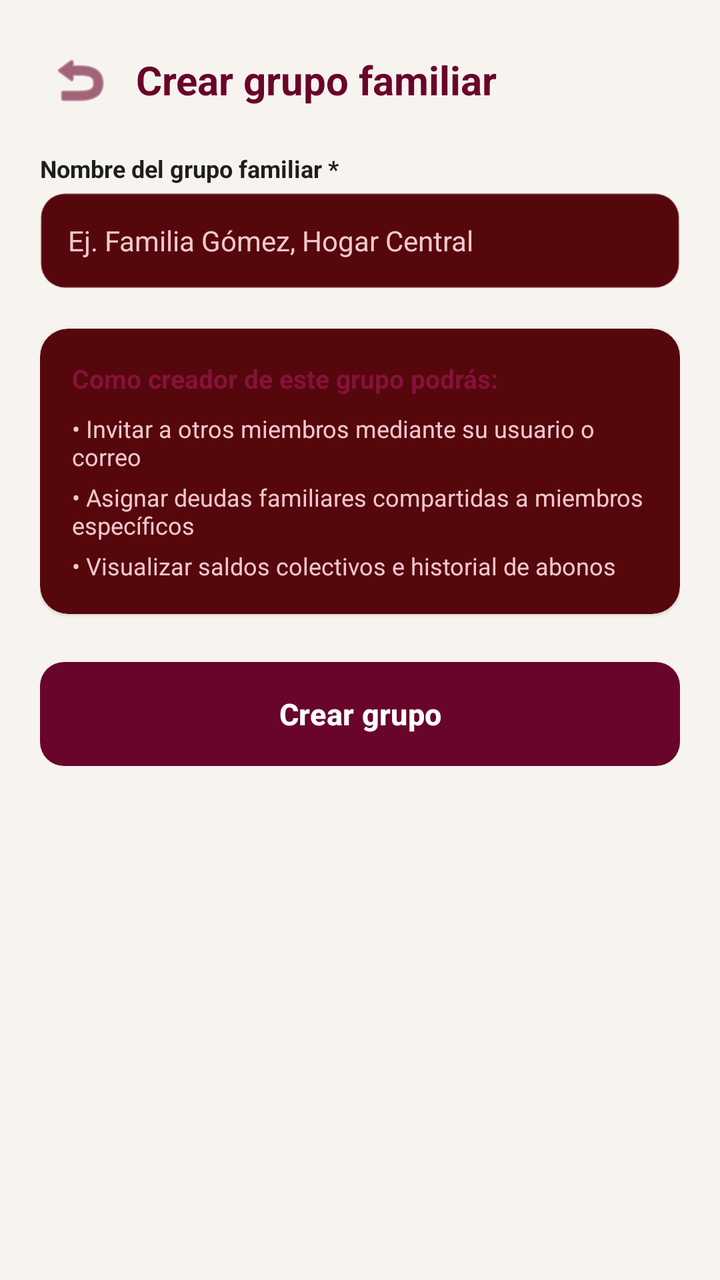
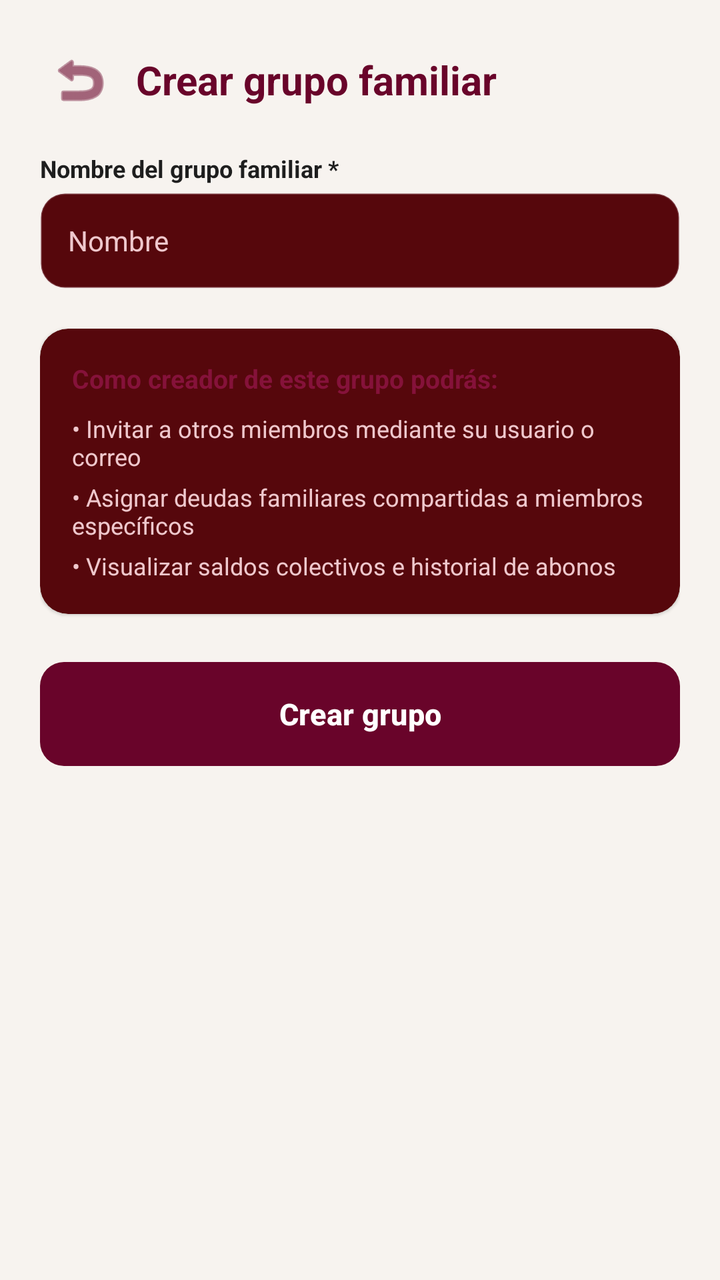

Two renders of the same Android screen: before a commit and after it. Below are the layout's source before the change and the commit's diff.
<!-- AndroidManifest.xml: application theme Theme.Freyr -->
<!-- res/layout/activity_create_family_group.xml -->
<?xml version="1.0" encoding="utf-8"?>
<ScrollView xmlns:android="http://schemas.android.com/apk/res/android"
    xmlns:app="http://schemas.android.com/apk/res-auto"
    android:layout_width="match_parent"
    android:layout_height="match_parent"
    android:fillViewport="true"
    android:background="@color/freyr_background">

    <LinearLayout
        android:layout_width="match_parent"
        android:layout_height="wrap_content"
        android:orientation="vertical"
        android:padding="20dp">

        <LinearLayout
            android:layout_width="match_parent"
            android:layout_height="wrap_content"
            android:orientation="horizontal"
            android:gravity="center_vertical"
            android:layout_marginBottom="16dp">

            <ImageButton
                android:id="@+id/btn_atras"
                android:layout_width="40dp"
                android:layout_height="40dp"
                android:background="?attr/selectableItemBackgroundBorderless"
                android:src="@android:drawable/ic_menu_revert"
                android:contentDescription="@string/btn_back"
                app:tint="@color/freyr_primary" />

            <TextView
                android:layout_width="wrap_content"
                android:layout_height="wrap_content"
                android:text="@string/title_create_group"
                android:textColor="@color/freyr_primary"
                android:textSize="20sp"
                android:textStyle="bold"
                android:layout_marginStart="8dp" />
        </LinearLayout>

        <TextView
            android:id="@+id/tx_error"
            android:layout_width="match_parent"
            android:layout_height="wrap_content"
            android:textColor="#D32F2F"
            android:textSize="12sp"
            android:visibility="gone"
            android:layout_marginBottom="12dp" />

        <TextView
            android:layout_width="wrap_content"
            android:layout_height="wrap_content"
            android:layout_marginBottom="4dp"
            android:text="@string/label_group_name"
            android:textColor="@color/freyr_card_bg"
            android:textSize="12sp"
            android:textStyle="bold" />

        <EditText
            android:id="@+id/et_name_grupo"
            android:layout_width="match_parent"
            android:layout_height="48dp"
            android:background="@drawable/bg_edit_text"
            android:hint="@string/hint_group_name"
            android:inputType="textCapWords"
            android:maxLines="1"
            android:textColor="@color/freyr_text_primary"
            android:textSize="14sp"
            android:layout_marginBottom="20dp" />

        <androidx.cardview.widget.CardView
            android:layout_width="match_parent"
            android:layout_height="wrap_content"
            app:cardCornerRadius="14dp"
            app:cardElevation="1dp"
            app:cardBackgroundColor="@color/freyr_surface"
            android:layout_marginBottom="24dp">

            <LinearLayout
                android:layout_width="match_parent"
                android:layout_height="wrap_content"
                android:orientation="vertical"
                android:padding="16dp">

                <TextView
                    android:layout_width="wrap_content"
                    android:layout_height="wrap_content"
                    android:layout_marginBottom="8dp"
                    android:text="Como creador de este grupo podrás:"
                    android:textColor="@color/freyr_primary_light"
                    android:textSize="13sp"
                    android:textStyle="bold" />

                <TextView
                    android:layout_width="wrap_content"
                    android:layout_height="wrap_content"
                    android:text="• Invitar a otros miembros mediante su usuario o correo"
                    android:textColor="@color/freyr_text_secondary"
                    android:textSize="12sp"
                    android:layout_marginBottom="4dp" />

                <TextView
                    android:layout_width="wrap_content"
                    android:layout_height="wrap_content"
                    android:text="• Asignar deudas familiares compartidas a miembros específicos"
                    android:textColor="@color/freyr_text_secondary"
                    android:textSize="12sp"
                    android:layout_marginBottom="4dp" />

                <TextView
                    android:layout_width="wrap_content"
                    android:layout_height="wrap_content"
                    android:text="• Visualizar saldos colectivos e historial de abonos"
                    android:textColor="@color/freyr_text_secondary"
                    android:textSize="12sp" />
            </LinearLayout>
        </androidx.cardview.widget.CardView>

        <Button
            android:id="@+id/btn_guardar_grupo"
            android:layout_width="match_parent"
            android:layout_height="52dp"
            android:background="@drawable/bg_button_primary"
            android:text="@string/btn_submit_group"
            android:textColor="#FFFFFF"
            android:textSize="15sp"
            android:textStyle="bold"
            app:backgroundTint="@null" />

    </LinearLayout>
</ScrollView>
<!-- resources referenced by this layout -->
<resources>
  <color name="freyr_background">#F7F3EF</color>
  <color name="freyr_card_bg">#1E1E1E</color>
  <color name="freyr_primary">#69042A</color>
  <color name="freyr_primary_light">#85123A</color>
  <color name="freyr_surface">#56070C</color>
  <color name="freyr_text_primary">#E1CCD4</color>
  <color name="freyr_text_secondary">#F6F5CFD4</color>
  <!-- drawable bg_button_primary (drawable) -->
  <?xml version="1.0" encoding="utf-8"?>
  <ripple xmlns:android="http://schemas.android.com/apk/res/android"
      android:color="#33FFFFFF">
      <item>
          <shape android:shape="rectangle">
              <corners android:radius="12dp" />
              <solid android:color="@color/freyr_primary" />
          </shape>
      </item>
  </ripple>
  <!-- drawable bg_edit_text (drawable) -->
  <?xml version="1.0" encoding="utf-8"?>
  <selector xmlns:android="http://schemas.android.com/apk/res/android">
      <item android:state_focused="true">
          <shape android:shape="rectangle">
              <corners android:radius="12dp" />
              <solid android:color="@color/freyr_surface" />
              <stroke android:width="2dp" android:color="@color/freyr_primary" />
              <padding android:bottom="12dp" android:left="14dp" android:right="14dp" android:top="12dp" />
          </shape>
      </item>
      <item>
          <shape android:shape="rectangle">
              <corners android:radius="12dp" />
              <solid android:color="@color/freyr_surface" />
              <stroke android:width="1dp" android:color="@color/freyr_border" />
              <padding android:bottom="12dp" android:left="14dp" android:right="14dp" android:top="12dp" />
          </shape>
      </item>
  </selector>
  <string name="btn_back">Volver</string>
  <string name="btn_submit_group">Crear grupo</string>
  <string name="hint_group_name">Ej. Familia Gómez, Hogar Central</string>
  <string name="label_group_name">Nombre del grupo familiar *</string>
  <string name="title_create_group">Crear grupo familiar</string>
  <style name="Theme.Freyr" parent="Theme.Material3.Dark.NoActionBar">
          
          <item name="colorPrimary">@color/freyr_primary</item>
          <item name="colorPrimaryDark">@color/freyr_primary_dark</item>
          <item name="colorSecondary">@color/freyr_secondary</item>
          <item name="colorOnPrimary">#FFFFFF</item>
          <item name="colorOnSecondary">@color/freyr_primary</item>
  
          
          <item name="android:colorBackground">@color/freyr_background</item>
          <item name="colorSurface">@color/freyr_surface</item>
          <item name="colorOnSurface">@color/freyr_text_primary</item>
  
          
          <item name="android:statusBarColor">@color/freyr_background</item>
          <item name="android:windowLightStatusBar">false</item>
          <item name="android:navigationBarColor">@color/freyr_background</item>
          <item name="android:windowLightNavigationBar">false</item>
          
          
          <item name="android:textColor">@color/freyr_text_primary</item>
          <item name="android:textColorHint">@color/freyr_text_secondary</item>
          <item name="colorControlNormal">@color/freyr_secondary</item>
          <item name="colorControlActivated">@color/freyr_primary</item>
      </style>
  <color name="freyr_border">#33E1CCD4</color>
  <color name="freyr_primary_dark">#4A031E</color>
  <color name="freyr_secondary">#E1CCD4</color>
</resources>

<!-- the commit's change to res/layout/activity_create_family_group.xml (unified diff, before → after) -->
@@ -61,7 +61,7 @@
             android:layout_width="match_parent"
             android:layout_height="48dp"
             android:background="@drawable/bg_edit_text"
-            android:hint="@string/hint_group_name"
+            android:hint="Nombre"
             android:inputType="textCapWords"
             android:maxLines="1"
             android:textColor="@color/freyr_text_primary"
<!-- resource entries referenced after the edit -->
@@ -40,7 +40,6 @@
   </selector>
   <string name="btn_back">Volver</string>
   <string name="btn_submit_group">Crear grupo</string>
-  <string name="hint_group_name">Ej. Familia Gómez, Hogar Central</string>
   <string name="label_group_name">Nombre del grupo familiar *</string>
   <string name="title_create_group">Crear grupo familiar</string>
   <style name="Theme.Freyr" parent="Theme.Material3.Dark.NoActionBar">
